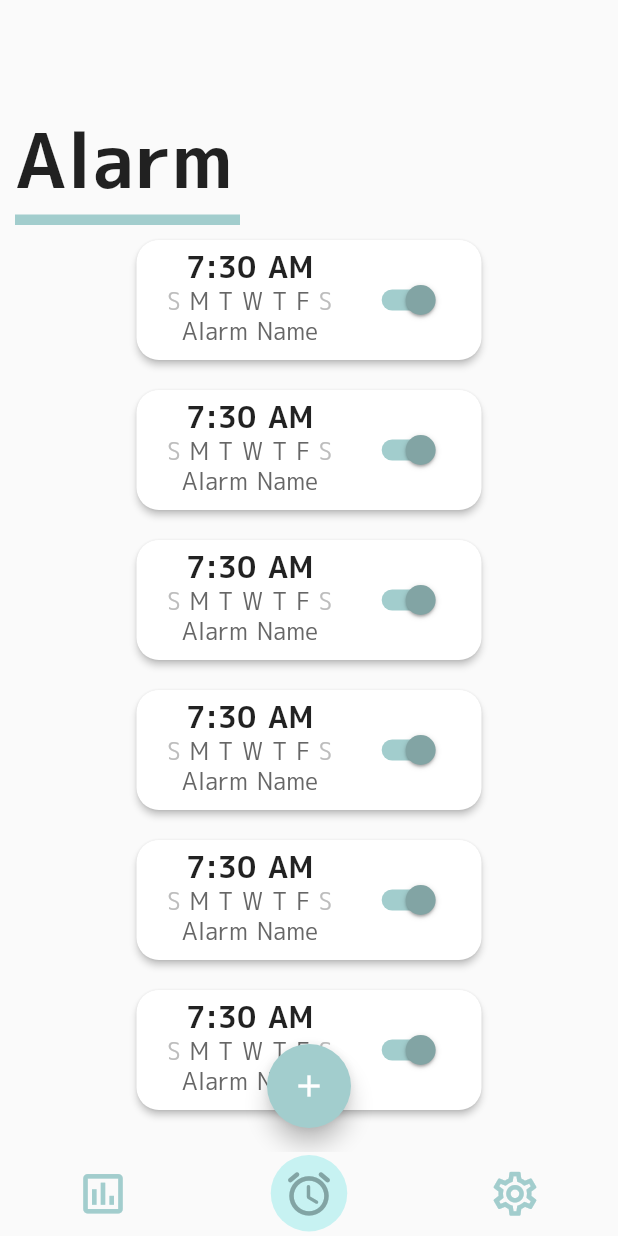
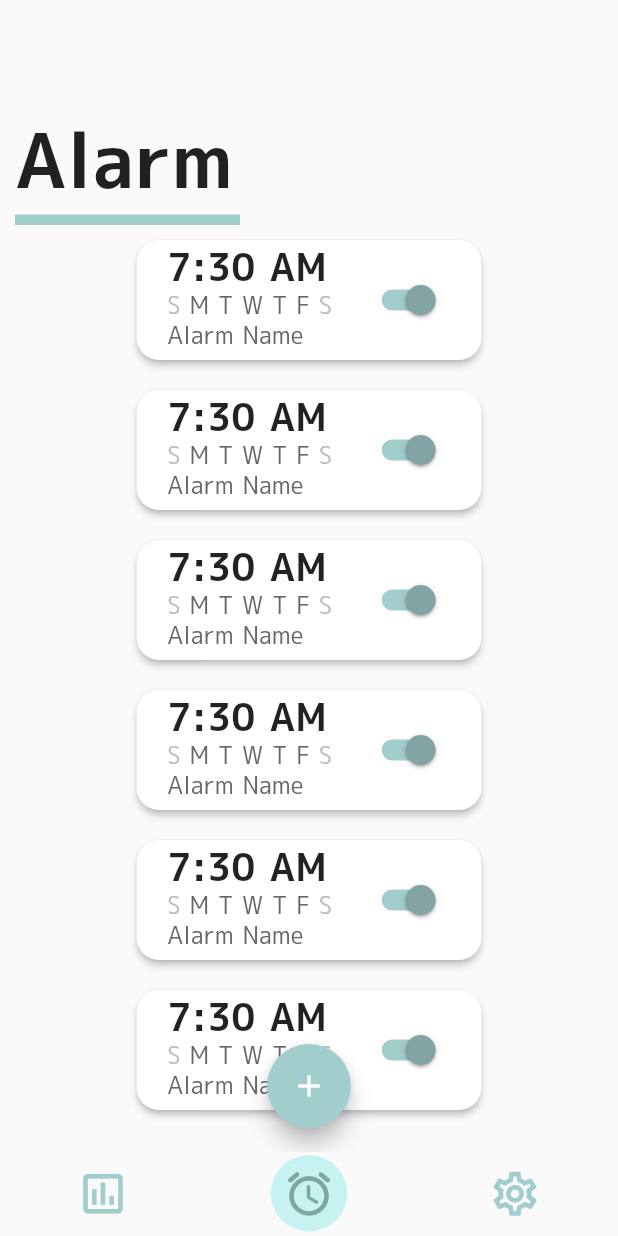
Before and after one commit to aceeedev/toki, a Flutter app: the screen it shows after launch, on a phone screen of 412 x 824 dp. Run offline on Flutter 3.47's test engine with Material 2 defaults, Android fonts, the phone set to English and light mode, and no system bars.

Commit message:
finished initial create alarm page
added more styles and removed widget_test.dart from create flutter

```diff
--- a/lib/alarm.dart
+++ b/lib/alarm.dart
@@ -2,6 +2,8 @@ import 'package:flutter/material.dart';
 import 'styles.dart';
 
 class Alarm extends StatefulWidget {
+  const Alarm({Key? key}) : super(key: key);
+
   @override
   _AlarmState createState() => _AlarmState();
 }
@@ -26,6 +28,7 @@ class _AlarmState extends State<Alarm> {
             children: <Widget>[
               Column(
                 mainAxisAlignment: MainAxisAlignment.center,
+                crossAxisAlignment: CrossAxisAlignment.start,
                 children: [
                   const Text(
                     '7:30 AM',
--- a/lib/app.dart
+++ b/lib/app.dart
@@ -54,7 +54,7 @@ class _MyAppState extends State<MyApp> {
             label: 'Alarms'
           ),
           BottomNavigationBarItem(
-            icon: Icon(Icons.settings_outlined),
+            icon: const Icon(Icons.settings_outlined),
             activeIcon: Container(
               decoration: BoxDecoration(
                 color: Styles.selectedAccentColor[100],
--- a/lib/styles.dart
+++ b/lib/styles.dart
@@ -1,12 +1,9 @@
-import 'dart:ffi';
-
 import 'package:flutter/material.dart';
 
 class Styles {
   static const _textSizeLarge = 25.0;
   static const _textSizeDefault = 16.0;
   static const _textSizePageTitle = 50.0;
-  static const _textSizeAlarmTitle = 20.0;
 
   static final Color _textColorStrong = _createMaterialColor(const Color(0xff000000));
   static final Color _textColorDefault = _createMaterialColor(const Color(0xff666666));
@@ -31,7 +28,7 @@ class Styles {
 
   static const alarmTitle = TextStyle(
     fontFamily: _fontNameDefault,
-    fontSize: _textSizeAlarmTitle,
+    fontSize: _textSizeLarge,
     fontWeight: FontWeight.w700,
   );
 
@@ -58,11 +55,22 @@ class Styles {
     primary: selectedAccentColor,
   );
 
-  static final dayButtonStyle = TextButton.styleFrom(
-    fixedSize: const Size(10,10),
-    textStyle: TextStyle(
-      color: selectedAccentColor,
-    ),
+  static final dayButtonStyleSelected = TextButton.styleFrom(
+    minimumSize: const Size(5.0, 5.0),
+    primary: selectedAccentColor[500],
+    textStyle: const TextStyle(
+      fontFamily: _fontNameDefault,
+      fontSize: 18.0,
+    )
+  );
+
+  static final dayButtonStyleNotSelected = TextButton.styleFrom(
+    minimumSize: const Size(5.0, 5.0),
+    primary: Colors.grey[400],
+    textStyle: const TextStyle(
+      fontFamily: _fontNameDefault,
+      fontSize: 18.0,
+    )
   );
 
 
```
Also changed, not shown: lib/create_alarm_page.dart (+88 -22 lines), 1 other file.
